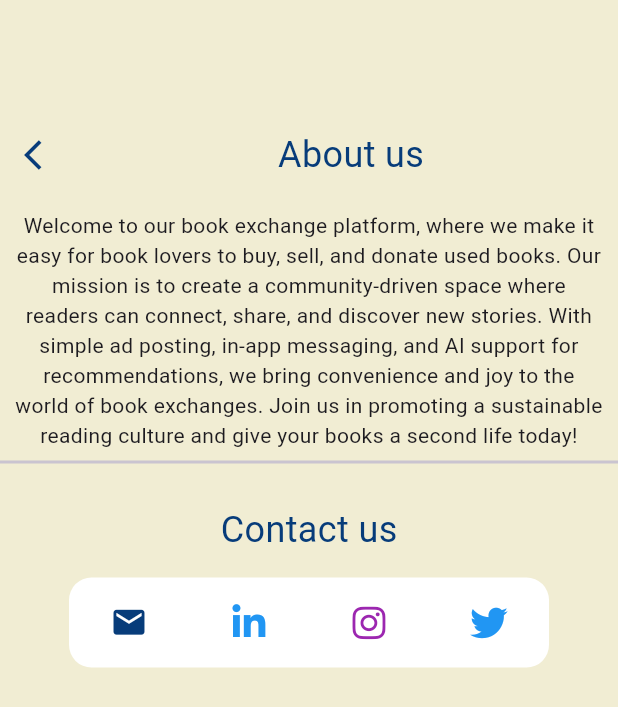
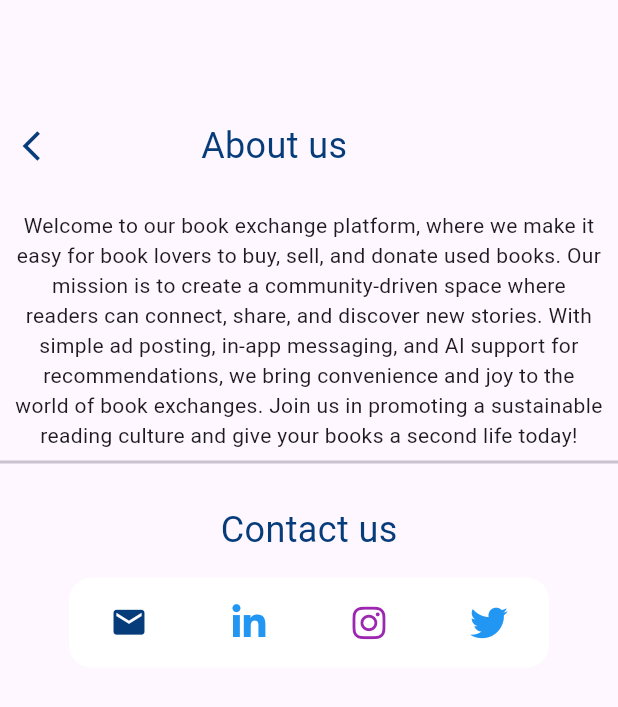
Before and after one commit to shamylkashif/E-commerce_InternIntelligence, a Flutter app: the AboutUs screen opened directly, on a phone screen of 412 x 824 dp. Shown: the top 707 px of the screen. Run offline on Flutter 3.47's test engine with Material 3 defaults, Android fonts, the phone set to English and light mode, and no system bars; our stand-ins replace awesome_dialog, carousel_slider, cloud_firestore, curved_navigation_bar, firebase_auth, firebase_core and 4 more; accounts and stored records are empty.

Commit message:
commit and push

```diff
--- a/lib/post_ad.dart
+++ b/lib/post_ad.dart
@@ -58,6 +58,7 @@ class _PostADState extends State<PostAD> {
     } catch (e) {
       print('Error Uploading Image: $e');
     }
+
   }
 
   //List of Categories
--- a/lib/screens/about-us.dart
+++ b/lib/screens/about-us.dart
@@ -14,18 +14,10 @@ class _AboutUsState extends State<AboutUs> {
   @override
   Widget build(BuildContext context) {
     return Scaffold(
-      backgroundColor: backGround,
       body: Stack(
         children: [
           // Custom AppBar
-          Positioned(
-            top: 70, // Adjust this value to move the app bar downward
-            left: 0,
-            right: 0,
-            child: Container(
-              color: backGround, // Same background color as AppBar
-              padding: EdgeInsets.symmetric(vertical: 16.0),
-              child: Row(
+          Row(
             mainAxisAlignment: MainAxisAlignment.start,
             children: [
               InkWell(
@@ -33,22 +25,20 @@ class _AboutUsState extends State<AboutUs> {
                   Navigator.pop(context);
                 },
                 child: Padding(
-                      padding: const EdgeInsets.symmetric(horizontal: 16.0),
+                  padding: const EdgeInsets.only(top: 80, left: 15),
                   child: Icon(Icons.arrow_back_ios, color: blue),
                 ),
               ),
-                  Expanded(
-                    child: Center(
+              Padding(
+                padding: const EdgeInsets.only(top: 80, left: 95),
                 child: Text(
                   'About us',
                   style: TextStyle(color: blue, fontSize: 24),
                 ),
               ),
-                  ),
             ],
           ),
-            ),
-          ),
+
 
           // Main content below the AppBar
           Padding(
```
Also changed, not shown: lib/screens/sell.dart (deleted, +0 -15 lines), lib/screens/seller-info.dart (+6 -1 lines). Lines whose indentation alone changed are shown as unchanged.
